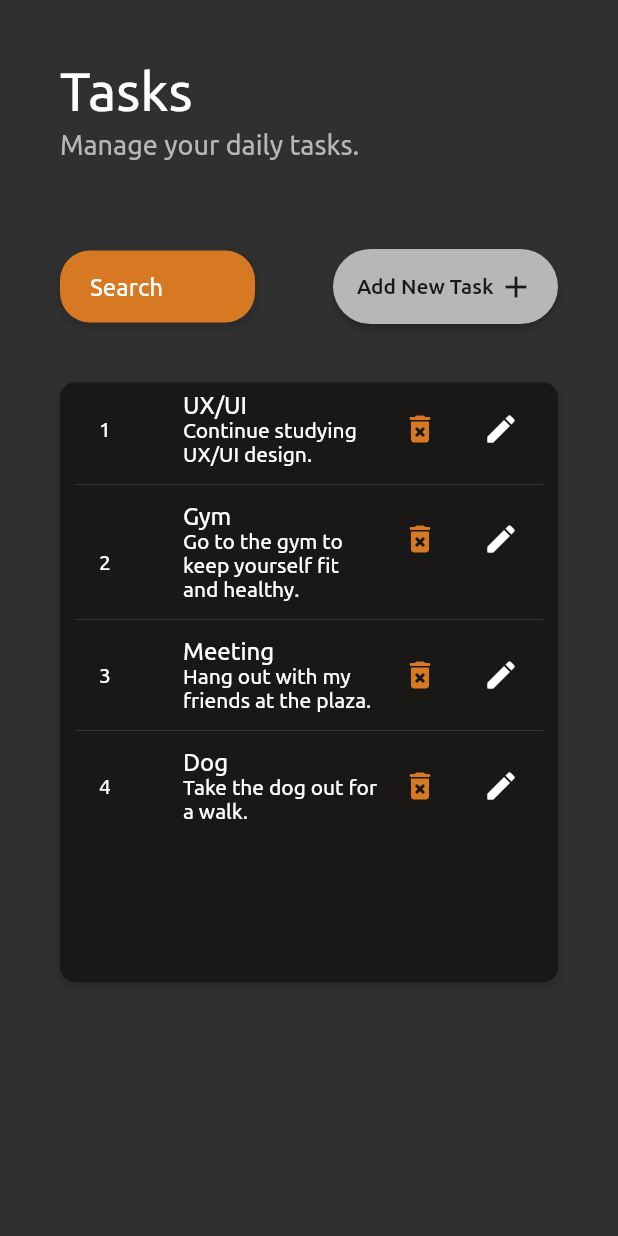
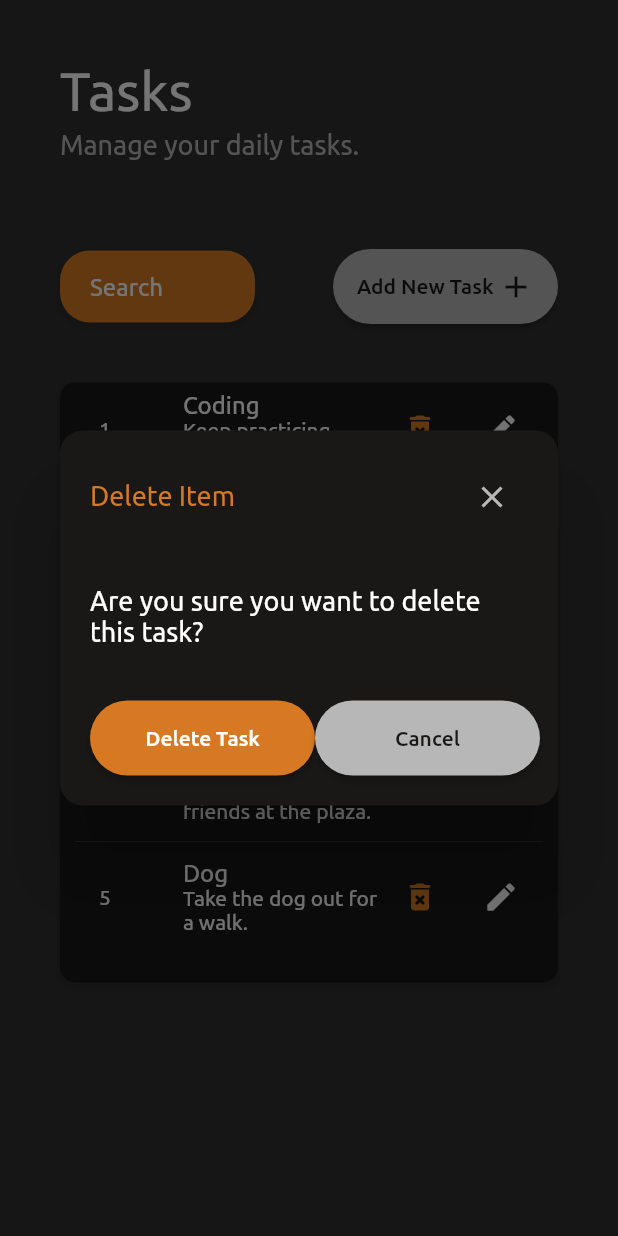
Before and after one commit to Luis-Manfredi/flutter-demo-app-web, a Flutter app: the Tasks widget shown alone on an empty page, opened directly, after a tap on the "delete forever" icon, on a phone screen of 412 x 824 dp. Run offline on Flutter 3.47's test engine with Material 2 defaults, Android fonts, the light colour scheme and no system bars; our stand-ins replace fl_chart.

Commit message:
Warning prompt added on delete task

```diff
--- a/lib/screens/tasks.dart
+++ b/lib/screens/tasks.dart
@@ -356,6 +356,69 @@
       );
     }
 
+    warningPrompt(BuildContext context, Task item) => showDialog(
+      context: context,
+      builder: (context) => Dialog(
+        backgroundColor: Colors.transparent,
+        child: Container(
+          padding: const EdgeInsets.all(20),
+          height: 250,
+          width: 400,
+          decoration: BoxDecoration(
+            color: black,
+            borderRadius: const BorderRadius.all(Radius.circular(15))
+          ),
+          child: Column(
+            mainAxisAlignment: MainAxisAlignment.spaceBetween,
+            children: [
+              Row(
+                mainAxisAlignment: MainAxisAlignment.spaceBetween,
+                children: [
+                  Text('Delete Item', style: TextStyle(color: ochre, fontSize: 18)),
+                  CloseButton(
+                    color: grey,
+                    onPressed: () => Navigator.pop(context),
+                  )
+                ],
+              ),
+
+              Text('Are you sure you want to delete this task?', style: TextStyle(color: white, fontSize: 18)),
+
+              Row(
+                mainAxisAlignment: MainAxisAlignment.spaceBetween,
+                children: [
+                  CustomButton(
+                    function: () {
+                      setState(() {
+                        taskList.remove(item);
+                      });
+                      Navigator.pop(context);
+                    },
+                    text: 'Delete Task',
+                    height: 50,
+                    width: 150,
+                    iconActive: false,
+                    backgroundColor: ochre,
+                    style: TextStyle(color: white)
+                  ),
+
+                  CustomButton(
+                    function: () => Navigator.pop(context),
+                    text: 'Cancel',
+                    height: 50,
+                    width: 150,
+                    iconActive: false,
+                    backgroundColor: grey,
+                    style: TextStyle(color: black)
+                  ),
+                ],
+              )
+            ],
+          ),
+        ),
+      )
+    );
+
     return ListView.separated(
       itemBuilder: (context, index) {
         var leadingNum = index + 1;
@@ -376,9 +439,11 @@
                 cursor: SystemMouseCursors.click,
                 child: GestureDetector(
                   onTap: (){
-                    setState(() {
-                      taskList.remove(item);
-                    });
+                    // setState(() {
+                    //   taskList.remove(item);
+                    // });
+
+                    warningPrompt(context, item);
                   },
                   child: Icon(Icons.delete_forever_rounded, color: ochre)
                 ),
```
